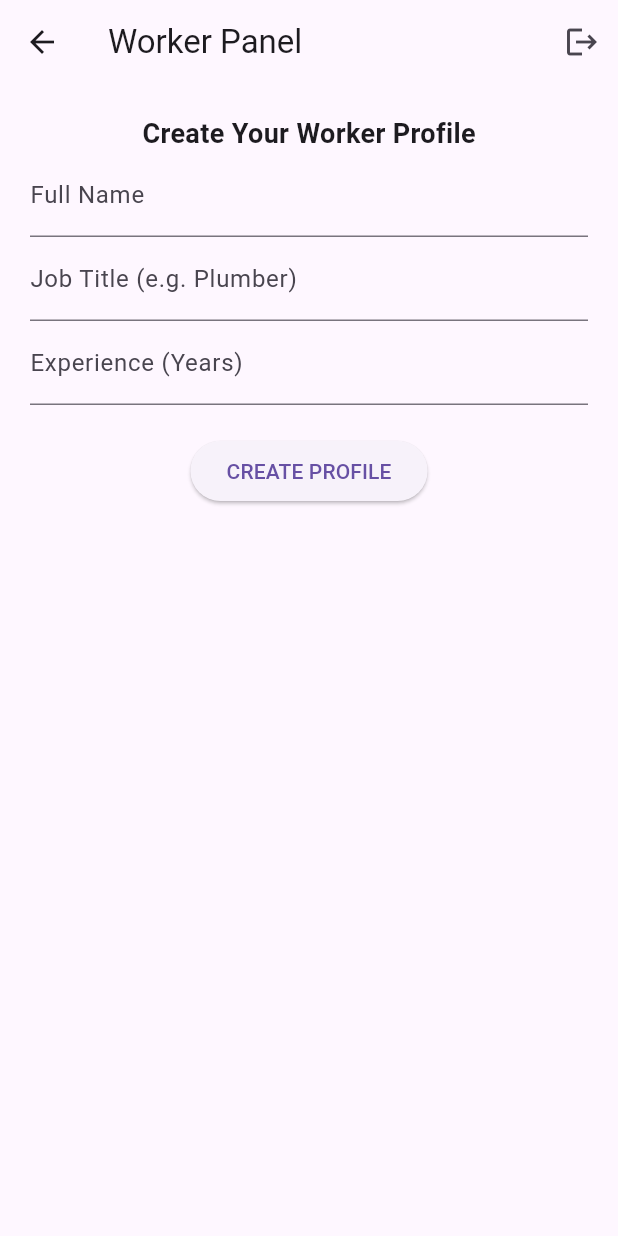
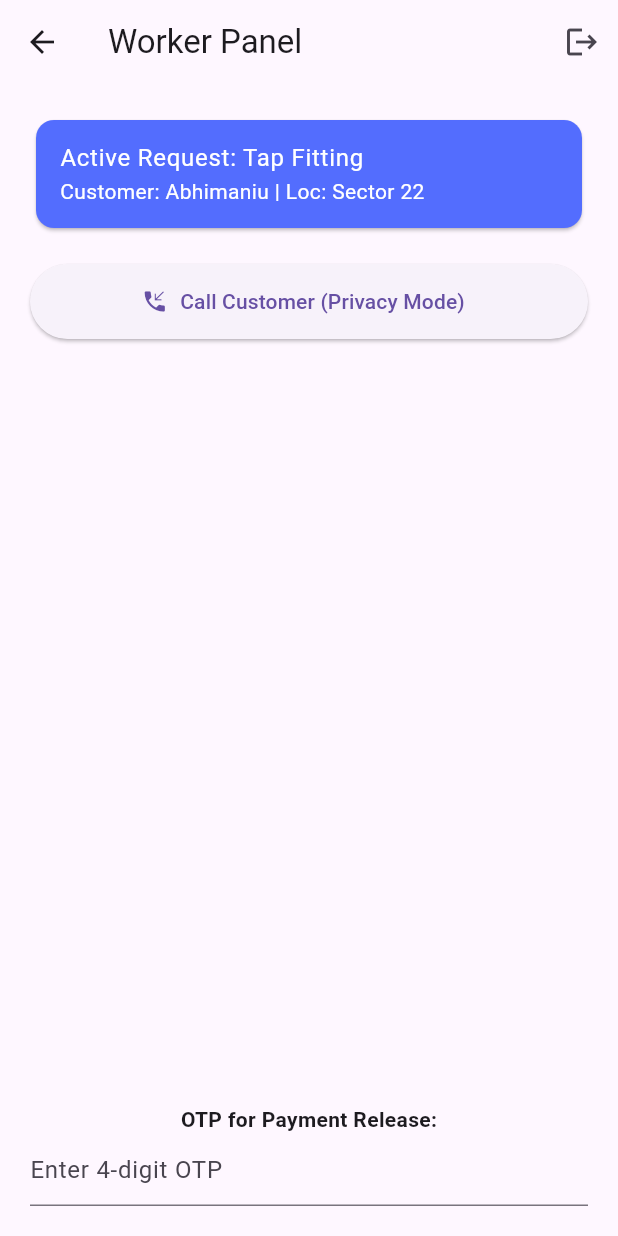
Before and after one commit to abhimaniu041-sudo/the-trinity, a Flutter app: the WorkerDashboard screen opened directly, on a phone screen of 412 x 824 dp. Run offline on Flutter 3.47's test engine with Material 3 defaults, Android fonts, the phone set to English and light mode, and no system bars; our stand-ins replace google_fonts, shared_preferences; accounts and stored records are empty.

Commit message:
Update main.dart

```diff
--- a/lib/main.dart
+++ b/lib/main.dart
@@ -1,7 +1,6 @@
 import 'package:flutter/material.dart';
 import 'package:shared_preferences/shared_preferences.dart';
-import 'package:image_picker/image_picker.dart';
-import 'dart:io';
+import 'package:url_launcher/url_launcher.dart'; // Calling ke liye
 
 void main() async {
   WidgetsFlutterBinding.ensureInitialized();
@@ -30,54 +29,155 @@ class TrinityApp extends StatelessWidget {
   }
 }
 
-// --- LOGOUT ---
-Future<void> handleLogout(BuildContext context) async {
-  SharedPreferences prefs = await SharedPreferences.getInstance();
-  await prefs.clear();
-  if (context.mounted) {
-    Navigator.pushAndRemoveUntil(context, MaterialPageRoute(builder: (context) => const RoleSelectionPage()), (route) => false);
+// --- 1. CUSTOMER DASHBOARD (Products + Independent Worker Hiring) ---
+class CustomerDashboard extends StatefulWidget {
+  const CustomerDashboard({super.key});
+  @override
+  State<CustomerDashboard> createState() => _CustomerDashboardState();
+}
+
+class _CustomerDashboardState extends State<CustomerDashboard> with TickerProviderStateMixin {
+  late TabController _tabController;
+
+  @override
+  void initState() {
+    super.initState();
+    _tabController = TabController(length: 2, vsync: this);
+  }
+
+  void _makeSecureCall(String name) {
+    // Real App mein yahan Twilio API call hogi
+    ScaffoldMessenger.of(context).showSnackBar(
+      SnackBar(content: Text("Connecting Secure Call to $name... Your number is hidden.")),
+    );
+  }
+
+  @override
+  Widget build(BuildContext context) {
+    return Scaffold(
+      appBar: AppBar(
+        title: const Text("The Trinity"),
+        actions: [IconButton(icon: const Icon(Icons.logout), onPressed: () => handleLogout(context))],
+        bottom: TabBar(
+          controller: _tabController,
+          tabs: const [
+            Tab(icon: Icon(Icons.shopping_basket), text: "Products"),
+            Tab(icon: Icon(Icons.engineering), text: "Hire Workers"),
+          ],
+        ),
+      ),
+      body: TabBarView(
+        controller: _tabController,
+        children: [
+          // Section 1: Only Products
+          ListView(padding: const EdgeInsets.all(10), children: [
+            _itemCard("Pooja Hardware", "Water Tap", "₹ 450", "In Stock"),
+            _itemCard("Electric World", "Ceiling Fan", "₹ 2100", "5 Left"),
+          ]),
+          // Section 2: Independent Worker Hiring
+          ListView(padding: const EdgeInsets.all(10), children: [
+            _workerCard("Amit (Plumber)", "5 Yrs Exp", "4.8 ⭐"),
+            _workerCard("Suresh (Electrician)", "3 Yrs Exp", "4.5 ⭐"),
+          ]),
+        ],
+      ),
+    );
+  }
+
+  Widget _itemCard(shop, name, price, status) => Card(
+    child: ListTile(
+      title: Text(name),
+      subtitle: Text("$shop | $status"),
+      trailing: ElevatedButton(onPressed: () {}, child: const Text("BUY")),
+    ),
+  );
+
+  Widget _workerCard(name, exp, rating) => Card(
+    child: ListTile(
+      leading: const CircleAvatar(child: Icon(Icons.person)),
+      title: Text(name),
+      subtitle: Text("$exp | $rating"),
+      trailing: Row(
+        mainAxisSize: MainAxisSize.min,
+        children: [
+          IconButton(icon: const Icon(Icons.phone_locked, color: Colors.green), onPressed: () => _makeSecureCall(name)),
+          ElevatedButton(onPressed: () {}, child: const Text("HIRE")),
+        ],
+      ),
+    ),
+  );
+}
+
+// --- 2. WORKER DASHBOARD (With Profile & Secure Call) ---
+class WorkerDashboard extends StatelessWidget {
+  const WorkerDashboard({super.key});
+
+  @override
+  Widget build(BuildContext context) {
+    return Scaffold(
+      appBar: AppBar(title: const Text("Worker Panel"), actions: [IconButton(icon: const Icon(Icons.logout), onPressed: () => handleLogout(context))]),
+      body: Padding(
+        padding: const EdgeInsets.all(20),
+        child: Column(
+          children: [
+            const Card(
+              color: Colors.indigoAccent,
+              child: ListTile(
+                textColor: Colors.white,
+                title: Text("Active Request: Tap Fitting"),
+                subtitle: Text("Customer: Abhimaniu | Loc: Sector 22"),
+              ),
+            ),
+            const SizedBox(height: 20),
+            ElevatedButton.icon(
+              onPressed: () => ScaffoldMessenger.of(context).showSnackBar(const SnackBar(content: Text("Calling Customer securely..."))),
+              icon: const Icon(Icons.phone_callback),
+              label: const Text("Call Customer (Privacy Mode)"),
+              style: ElevatedButton.styleFrom(minimumSize: const Size(double.infinity, 50)),
+            ),
+            const Spacer(),
+            const Text("OTP for Payment Release:", style: TextStyle(fontWeight: FontWeight.bold)),
+            const TextField(decoration: InputDecoration(hintText: "Enter 4-digit OTP")),
+          ],
+        ),
+      ),
+    );
   }
 }
 
-// --- ROLE SELECTION ---
+// --- REST OF THE CODE (RoleSelection, Login, Shopkeeper, Logout) ---
+// (Baki logic pichle code jaisi hi rahegi)
+
 class RoleSelectionPage extends StatelessWidget {
   const RoleSelectionPage({super.key});
   @override
   Widget build(BuildContext context) {
     return Scaffold(
       body: Center(
-        child: Column(
-          mainAxisAlignment: MainAxisAlignment.center,
-          children: [
+        child: Column(mainAxisAlignment: MainAxisAlignment.center, children: [
           const Text("THE TRINITY", style: TextStyle(fontSize: 40, fontWeight: FontWeight.bold, color: Colors.indigo)),
-            const Text("Powered by ABHIMANIU", style: TextStyle(color: Colors.indigoAccent, fontWeight: FontWeight.bold)),
-            const SizedBox(height: 50),
-            _roleBtn(context, "Shopkeeper", Icons.store, Colors.indigo),
-            _roleBtn(context, "Customer", Icons.shopping_bag, Colors.green),
-            _roleBtn(context, "Worker", Icons.engineering, Colors.orange),
-          ],
-        ),
+          const SizedBox(height: 40),
+          _btn(context, "Shopkeeper", Icons.store, Colors.indigo),
+          _btn(context, "Customer", Icons.shopping_bag, Colors.green),
+          _btn(context, "Worker", Icons.engineering, Colors.orange),
+        ]),
       ),
     );
   }
-  Widget _roleBtn(context, role, icon, color) => Padding(
+  Widget _btn(context, role, icon, color) => Padding(
     padding: const EdgeInsets.symmetric(horizontal: 40, vertical: 8),
     child: ListTile(
       onTap: () => Navigator.push(context, MaterialPageRoute(builder: (context) => LoginPage(role: role))),
-      leading: Icon(icon, color: color),
-      title: Text(role),
-      tileColor: color.withOpacity(0.1),
+      leading: Icon(icon, color: color), title: Text(role), tileColor: color.withOpacity(0.1),
       shape: RoundedRectangleBorder(borderRadius: BorderRadius.circular(15)),
     ),
   );
 }
 
-// --- LOGIN ---
 class LoginPage extends StatelessWidget {
   final String role;
   LoginPage({super.key, required this.role});
   final _otp = TextEditingController();
-
   @override
   Widget build(BuildContext context) {
     return Scaffold(
@@ -89,172 +189,32 @@ class LoginPage extends StatelessWidget {
           const SizedBox(height: 15),
           TextField(controller: _otp, decoration: const InputDecoration(labelText: "OTP (123456)", border: OutlineInputBorder())),
           const SizedBox(height: 25),
-          ElevatedButton(
-            onPressed: () async {
+          ElevatedButton(onPressed: () async {
             if (_otp.text == "123456") {
               SharedPreferences prefs = await SharedPreferences.getInstance();
               await prefs.setString('userRole', role);
               Navigator.pushAndRemoveUntil(context, MaterialPageRoute(builder: (context) => TrinityApp.getDashboard(role)), (route) => false);
             }
-            },
-            child: const Text("LOGIN"),
-          )
+          }, child: const Text("LOGIN")),
         ]),
       ),
     );
   }
 }
 
-// --- CUSTOMER DASHBOARD (With Stock Logic) ---
-class CustomerDashboard extends StatefulWidget {
-  const CustomerDashboard({super.key});
-  @override
-  State<CustomerDashboard> createState() => _CustomerDashboardState();
-}
-
-class _CustomerDashboardState extends State<CustomerDashboard> {
-  int stock = 10; // Default Stock
-  int buyQty = 1;
-
-  void _buyProduct() {
-    if (stock >= buyQty) {
-      setState(() => stock -= buyQty);
-      _showSuccess();
-    } else {
-      _showError("Not enough stock!");
-    }
-  }
-
-  void _showSuccess() {
-    showDialog(context: context, builder: (c) => AlertDialog(
-      title: const Text("Purchase Success!"),
-      content: Text("OTP for Worker: 8899\nRemaining Stock: $stock"),
-      actions: [TextButton(onPressed: () => Navigator.pop(c), child: const Text("OK"))],
-    ));
-  }
-
-  void _showError(msg) => ScaffoldMessenger.of(context).showSnackBar(SnackBar(content: Text(msg)));
-
+class ShopDashboard extends StatelessWidget {
+  const ShopDashboard({super.key});
   @override
   Widget build(BuildContext context) {
     return Scaffold(
-      appBar: AppBar(title: const Text("Trinity Store"), actions: [IconButton(icon: const Icon(Icons.logout), onPressed: () => handleLogout(context))]),
-      body: ListView(padding: const EdgeInsets.all(15), children: [
-        Card(child: Column(children: [
-          const ListTile(title: Text("Shop: Pooja Electronics"), subtitle: Text("Product: Water Tap")),
-          Text("Available Stock: $stock", style: TextStyle(color: stock > 0 ? Colors.green : Colors.red, fontWeight: FontWeight.bold)),
-          Row(mainAxisAlignment: MainAxisAlignment.center, children: [
-            const Text("Qty: "),
-            DropdownButton<int>(value: buyQty, items: [1,2,3,4,5].map((i) => DropdownMenuItem(value: i, child: Text("$i"))).toList(), onChanged: (v) => setState(() => buyQty = v!)),
-          ]),
-          Padding(
-            padding: const EdgeInsets.all(10),
-            child: ElevatedButton(onPressed: stock > 0 ? _buyProduct : null, child: Text(stock > 0 ? "BUY NOW" : "OUT OF STOCK")),
-          )
-        ]))
-      ]),
+      appBar: AppBar(title: const Text("Shopkeeper"), actions: [IconButton(icon: const Icon(Icons.logout), onPressed: () => handleLogout(context))]),
+      body: const Center(child: Text("Shop Inventory Management")),
     );
   }
 }
 
-// --- WORKER DASHBOARD (With Profile Creation) ---
-class WorkerDashboard extends StatefulWidget {
-  const WorkerDashboard({super.key});
-  @override
-  State<WorkerDashboard> createState() => _WorkerDashboardState();
+Future<void> handleLogout(BuildContext context) async {
+  SharedPreferences prefs = await SharedPreferences.getInstance();
+  await prefs.clear();
+  Navigator.pushAndRemoveUntil(context, MaterialPageRoute(builder: (context) => const RoleSelectionPage()), (route) => false);
 }
-
-class _WorkerDashboardState extends State<WorkerDashboard> {
-  final _name = TextEditingController();
-  final _job = TextEditingController();
-  final _exp = TextEditingController();
-  final _otpVerify = TextEditingController();
-  bool isProfileCreated = false;
-
-  @override
-  void initState() {
-    super.initState();
-    _loadProfile();
-  }
-
-  _loadProfile() async {
-    SharedPreferences prefs = await SharedPreferences.getInstance();
-    setState(() {
-      _name.text = prefs.getString('wName') ?? "";
-      _job.text = prefs.getString('wJob') ?? "";
-      _exp.text = prefs.getString('wExp') ?? "";
-      if (_name.text.isNotEmpty) isProfileCreated = true;
-    });
-  }
-
-  _saveProfile() async {
-    SharedPreferences prefs = await SharedPreferences.getInstance();
-    await prefs.setString('wName', _name.text);
-    await prefs.setString('wJob', _job.text);
-    await prefs.setString('wExp', _exp.text);
-    setState(() => isProfileCreated = true);
-    ScaffoldMessenger.of(context).showSnackBar(const SnackBar(content: Text("Profile Saved Online!")));
-  }
-
-  @override
-  Widget build(BuildContext context) {
-    return Scaffold(
-      appBar: AppBar(title: const Text("Worker Panel"), actions: [IconButton(icon: const Icon(Icons.logout), onPressed: () => handleLogout(context))]),
-      body: SingleChildScrollView(padding: const EdgeInsets.all(20), child: Column(children: [
-        if (!isProfileCreated) ...[
-          const Text("Create Your Worker Profile", style: TextStyle(fontSize: 18, fontWeight: FontWeight.bold)),
-          TextField(controller: _name, decoration: const InputDecoration(labelText: "Full Name")),
-          TextField(controller: _job, decoration: const InputDecoration(labelText: "Job Title (e.g. Plumber)")),
-          TextField(controller: _exp, decoration: const InputDecoration(labelText: "Experience (Years)")),
-          const SizedBox(height: 20),
-          ElevatedButton(onPressed: _saveProfile, child: const Text("CREATE PROFILE")),
-        ] else ...[
-          Card(color: Colors.indigo.withOpacity(0.1), child: ListTile(
-            leading: const Icon(Icons.person),
-            title: Text(_name.text),
-            subtitle: Text("${_job.text} | ${_exp.text} Years Exp"),
-            trailing: IconButton(icon: const Icon(Icons.edit), onPressed: () => setState(() => isProfileCreated = false)),
-          )),
-          const Divider(height: 40),
-          const Text("Verify Completion", style: TextStyle(fontWeight: FontWeight.bold)),
-          TextField(controller: _otpVerify, decoration: const InputDecoration(labelText: "Enter Customer OTP (8899)")),
-          ElevatedButton(onPressed: () {
-            if (_otpVerify.text == "8899") ScaffoldMessenger.of(context).showSnackBar(const SnackBar(content: Text("Payment Released!")));
-          }, child: const Text("VERIFY & GET PAID"))
-        ]
-      ])),
-    );
-  }
-}
-
-// --- SHOPKEEPER DASHBOARD ---
-class ShopDashboard extends StatefulWidget {
-  const ShopDashboard({super.key});
-  @override
-  State<ShopDashboard> createState() => _ShopDashboardState();
-}
-
-class _ShopDashboardState extends State<ShopDashboard> {
-  File? _img;
-  final _name = TextEditingController();
-  final _price = TextEditingController();
-
-  Future _pick() async {
-    final p = await ImagePicker().pickImage(source: ImageSource.gallery);
-    if (p != null) setState(() => _img = File(p.path));
-  }
-
-  @override
-  Widget build(BuildContext context) {
-    return Scaffold(
-      appBar: AppBar(title: const Text("Shop Management"), actions: [IconButton(icon: const Icon(Icons.logout), onPressed: () => handleLogout(context))]),
-      body: Padding(padding: const EdgeInsets.all(20), child: Column(children: [
-        GestureDetector(onTap: _pick, child: Container(height: 100, width: double.infinity, color: Colors.grey[200], child: _img == null ? const Icon(Icons.camera_alt) : Image.file(_img!, fit: BoxFit.cover))),
-        TextField(controller: _name, decoration: const InputDecoration(labelText: "Product Name")),
-        TextField(controller: _price, decoration: const InputDecoration(labelText: "Price")),
-        const SizedBox(height: 20),
-        ElevatedButton(onPressed: () => ScaffoldMessenger.of(context).showSnackBar(const SnackBar(content: Text("Product Saved!"))), child: const Text("SAVE PRODUCT")),
-      ])),
-    );
-  }
-}
```
Lines whose indentation alone changed are shown as unchanged.
